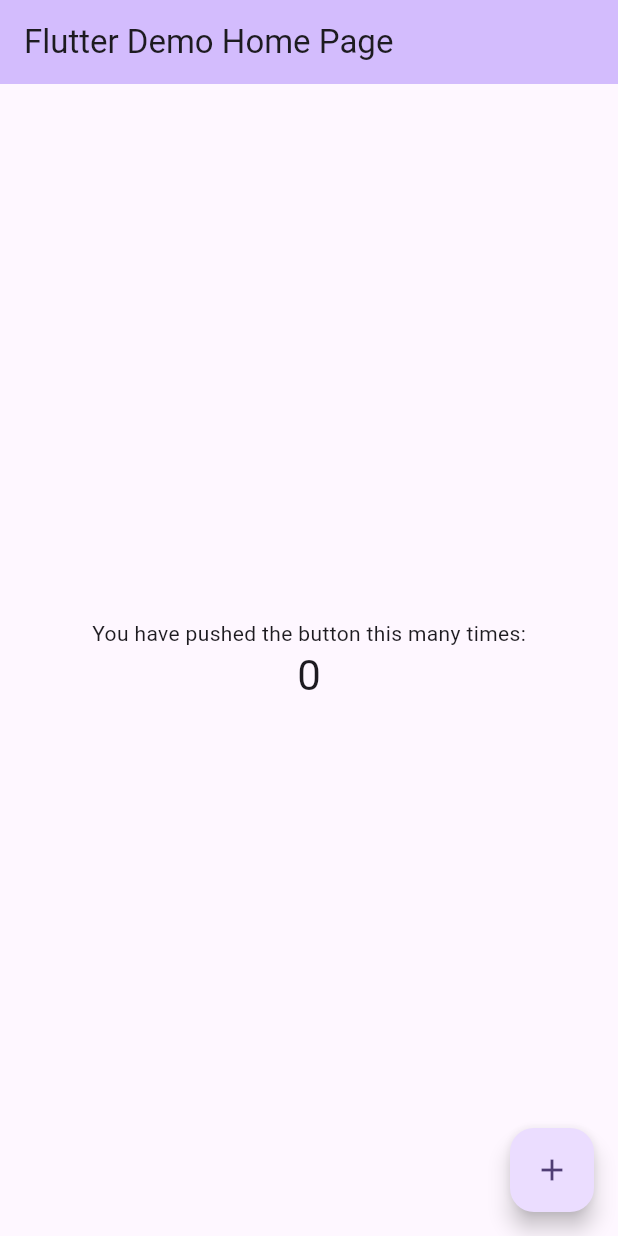
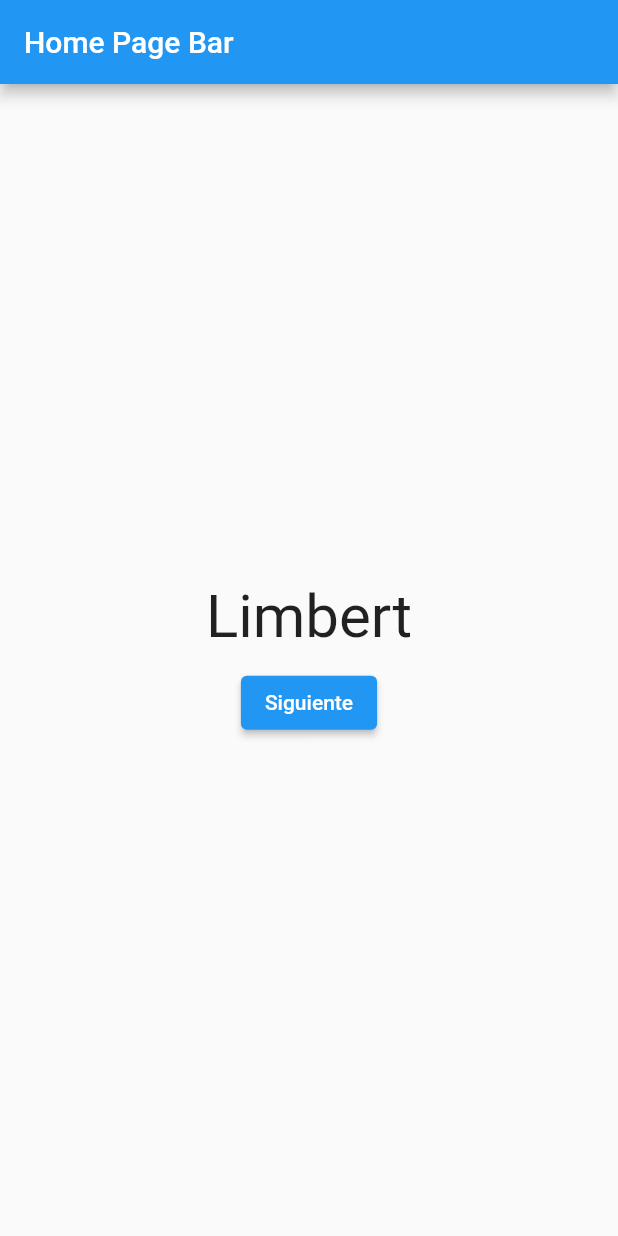
Before and after one commit to duducito15/app_state, a Flutter app: the screen it shows after launch, on a phone screen of 412 x 824 dp. Run offline on Flutter 3.47's test engine with Material 2 defaults, Android fonts, the phone set to English and light mode, and no system bars.

Commit message:
HomePage

```diff
--- /dev/null
+++ b/lib/home_page.dart
@@ -0,0 +1,45 @@
+import 'package:flutter/material.dart';
+
+class HomePage extends StatefulWidget {
+  const HomePage({super.key});
+
+  @override
+  State<HomePage> createState() => _HomePageState();
+}
+
+class _HomePageState extends State<HomePage> {
+  List<String> nombres = ["Limbert", "Elion", "Marco", "Eduardo", "Sabino"];
+  int contador = 0;
+
+  @override
+  Widget build(BuildContext context) {
+    return Scaffold(
+      appBar: AppBar(
+        title: Text("Home Page Bar"),
+      ),
+      body: Center(
+        child: Column(
+          mainAxisAlignment: MainAxisAlignment.center,
+          children: [
+            Text(
+              nombres[contador],
+              style: TextStyle(fontSize: 40),
+            ),
+            SizedBox(
+              height: 10.0,
+            ),
+            ElevatedButton(
+              onPressed: () {
+                if (contador < nombres.length - 1) {
+                  contador++;
+                  setState(() {});
+                }
+              },
+              child: Text("Siguiente"),
+            ),
+          ],
+        ),
+      ),
+    );
+  }
+}
--- a/lib/main.dart
+++ b/lib/main.dart
@@ -1,125 +1,15 @@
+import 'package:app_state/home_page.dart';
 import 'package:flutter/material.dart';
 
-void main() {
-  runApp(const MyApp());
-}
+void main() => runApp(const MyApp());
 
 class MyApp extends StatelessWidget {
   const MyApp({super.key});
 
-  // This widget is the root of your application.
   @override
   Widget build(BuildContext context) {
     return MaterialApp(
-      title: 'Flutter Demo',
-      theme: ThemeData(
-        // This is the theme of your application.
-        //
-        // TRY THIS: Try running your application with "flutter run". You'll see
-        // the application has a blue toolbar. Then, without quitting the app,
-        // try changing the seedColor in the colorScheme below to Colors.green
-        // and then invoke "hot reload" (save your changes or press the "hot
-        // reload" button in a Flutter-supported IDE, or press "r" if you used
-        // the command line to start the app).
-        //
-        // Notice that the counter didn't reset back to zero; the application
-        // state is not lost during the reload. To reset the state, use hot
-        // restart instead.
-        //
-        // This works for code too, not just values: Most code changes can be
-        // tested with just a hot reload.
-        colorScheme: ColorScheme.fromSeed(seedColor: Colors.deepPurple),
-        useMaterial3: true,
-      ),
-      home: const MyHomePage(title: 'Flutter Demo Home Page'),
+      home: HomePage(),
     );
   }
 }
-
-class MyHomePage extends StatefulWidget {
-  const MyHomePage({super.key, required this.title});
-
-  // This widget is the home page of your application. It is stateful, meaning
-  // that it has a State object (defined below) that contains fields that affect
-  // how it looks.
-
-  // This class is the configuration for the state. It holds the values (in this
-  // case the title) provided by the parent (in this case the App widget) and
-  // used by the build method of the State. Fields in a Widget subclass are
-  // always marked "final".
-
-  final String title;
-
-  @override
-  State<MyHomePage> createState() => _MyHomePageState();
-}
-
-class _MyHomePageState extends State<MyHomePage> {
-  int _counter = 0;
-
-  void _incrementCounter() {
-    setState(() {
-      // This call to setState tells the Flutter framework that something has
-      // changed in this State, which causes it to rerun the build method below
-      // so that the display can reflect the updated values. If we changed
-      // _counter without calling setState(), then the build method would not be
-      // called again, and so nothing would appear to happen.
-      _counter++;
-    });
-  }
-
-  @override
-  Widget build(BuildContext context) {
-    // This method is rerun every time setState is called, for instance as done
-    // by the _incrementCounter method above.
-    //
-    // The Flutter framework has been optimized to make rerunning build methods
-    // fast, so that you can just rebuild anything that needs updating rather
-    // than having to individually change instances of widgets.
-    return Scaffold(
-      appBar: AppBar(
-        // TRY THIS: Try changing the color here to a specific color (to
-        // Colors.amber, perhaps?) and trigger a hot reload to see the AppBar
-        // change color while the other colors stay the same.
-        backgroundColor: Theme.of(context).colorScheme.inversePrimary,
-        // Here we take the value from the MyHomePage object that was created by
-        // the App.build method, and use it to set our appbar title.
-        title: Text(widget.title),
-      ),
-      body: Center(
-        // Center is a layout widget. It takes a single child and positions it
-        // in the middle of the parent.
-        child: Column(
-          // Column is also a layout widget. It takes a list of children and
-          // arranges them vertically. By default, it sizes itself to fit its
-          // children horizontally, and tries to be as tall as its parent.
-          //
-          // Column has various properties to control how it sizes itself and
-          // how it positions its children. Here we use mainAxisAlignment to
-          // center the children vertically; the main axis here is the vertical
-          // axis because Columns are vertical (the cross axis would be
-          // horizontal).
-          //
-          // TRY THIS: Invoke "debug painting" (choose the "Toggle Debug Paint"
-          // action in the IDE, or press "p" in the console), to see the
-          // wireframe for each widget.
-          mainAxisAlignment: MainAxisAlignment.center,
-          children: <Widget>[
-            const Text(
-              'You have pushed the button this many times:',
-            ),
-            Text(
-              '$_counter',
-              style: Theme.of(context).textTheme.headlineMedium,
-            ),
-          ],
-        ),
-      ),
-      floatingActionButton: FloatingActionButton(
-        onPressed: _incrementCounter,
-        tooltip: 'Increment',
-        child: const Icon(Icons.add),
-      ), // This trailing comma makes auto-formatting nicer for build methods.
-    );
-  }
-}
```
